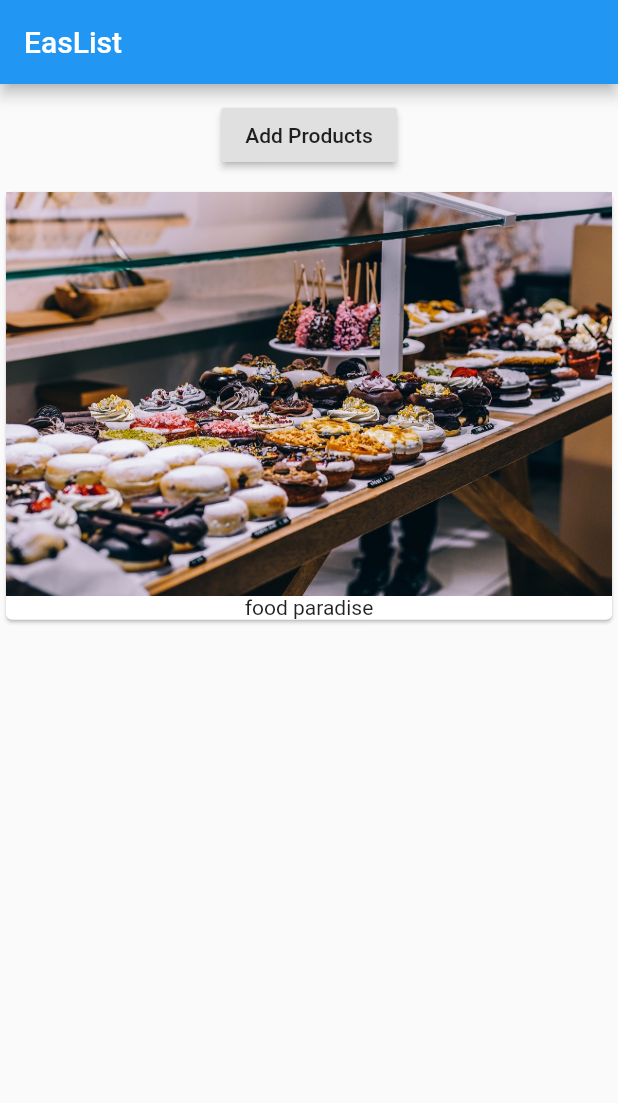
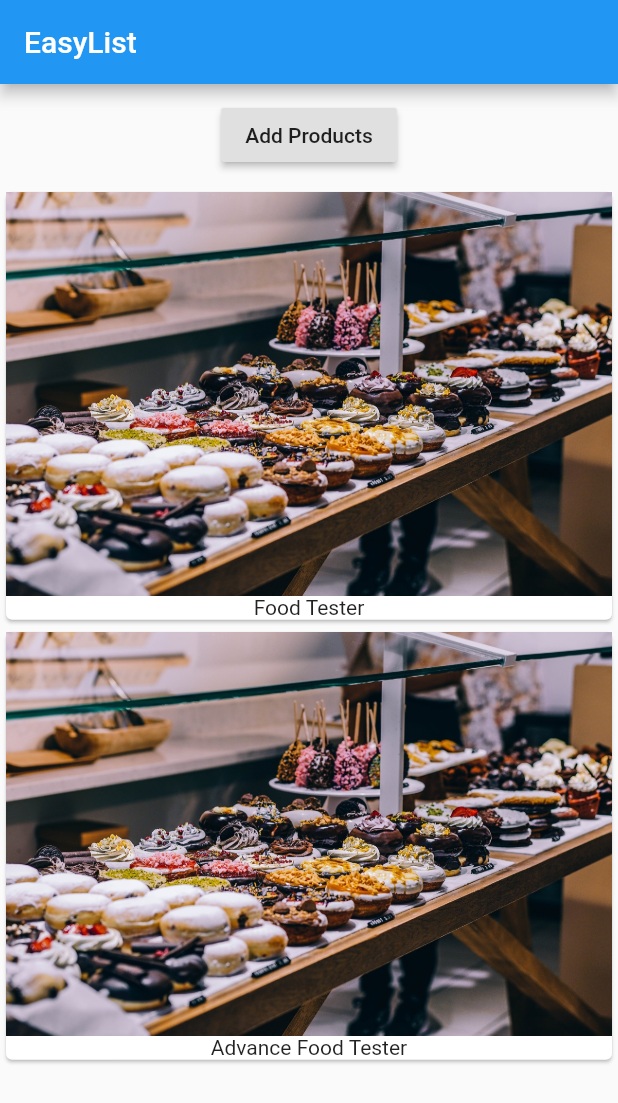
Before and after one commit to peterchege/flutter-app, a Flutter app: the screen it shows after launch, after a tap on "Add Products", on a phone screen of 412 x 824 dp. Shown: the top 1103 px of the screen. Run offline on Flutter 3.47's test engine with Material 2 defaults, Android fonts, the phone set to English and light mode, and no system bars.

Commit message:
add method to the list of product

```diff
--- a/lib/main.dart
+++ b/lib/main.dart
@@ -10,30 +10,41 @@ class MyApp extends StatefulWidget {
 }
 
 class _MyAppState extends State<MyApp> {
+  List<String> _products = ['Food Tester'];
   @override
   Widget build(BuildContext context) {
     return MaterialApp(
       home: Scaffold(
           appBar: AppBar(
-            title: Text('EasList'),
+            title: Text('EasyList'),
           ),
           body: Column(
             children: [
               Container(
                 margin: EdgeInsets.all(10.0),
                 child: RaisedButton(
-                  onPressed: () {},
+                  onPressed: () {
+                    setState(() {
+                      _products.add('Advance Food Tester');
+                    });
+                  },
                   child: Text('Add Products'),
                 ),
               ),
-              Card(
+              Column(
+                children: _products
+                    .map(
+                      (element) => Card(
                         child: Column(
                           children: <Widget>[
                             Image.asset('assets/food.jpg'),
-                    Text('food paradise')
+                            Text(element)
                           ],
                         ),
                       ),
+                    )
+                    .toList(),
+              )
             ],
           )),
     );
```
Lines whose indentation alone changed are shown as unchanged.
